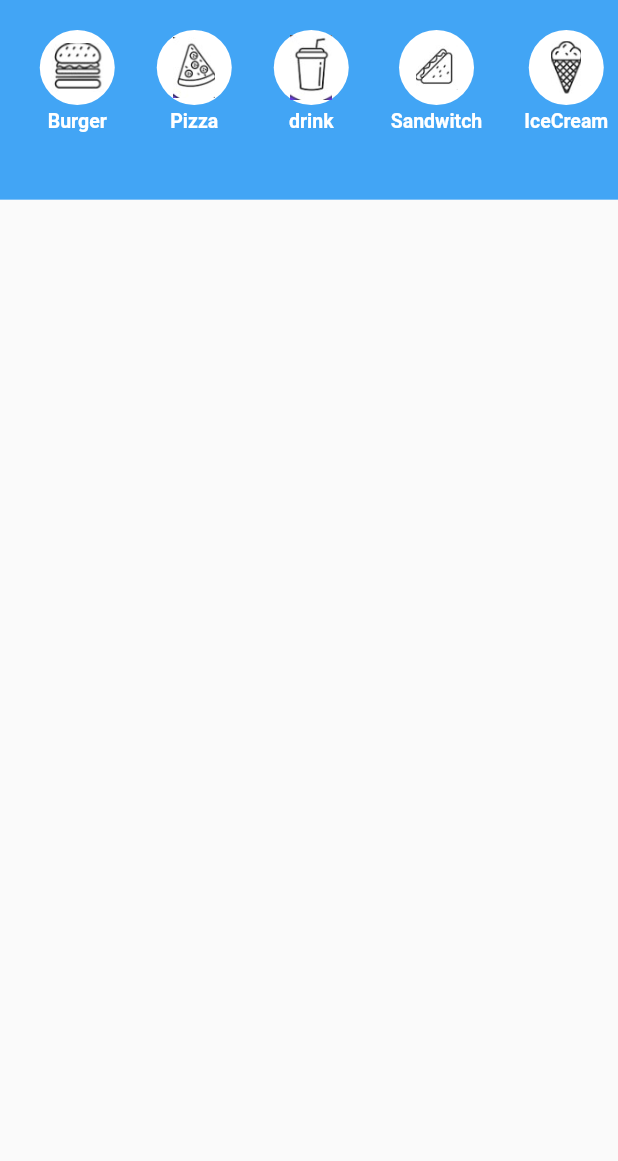
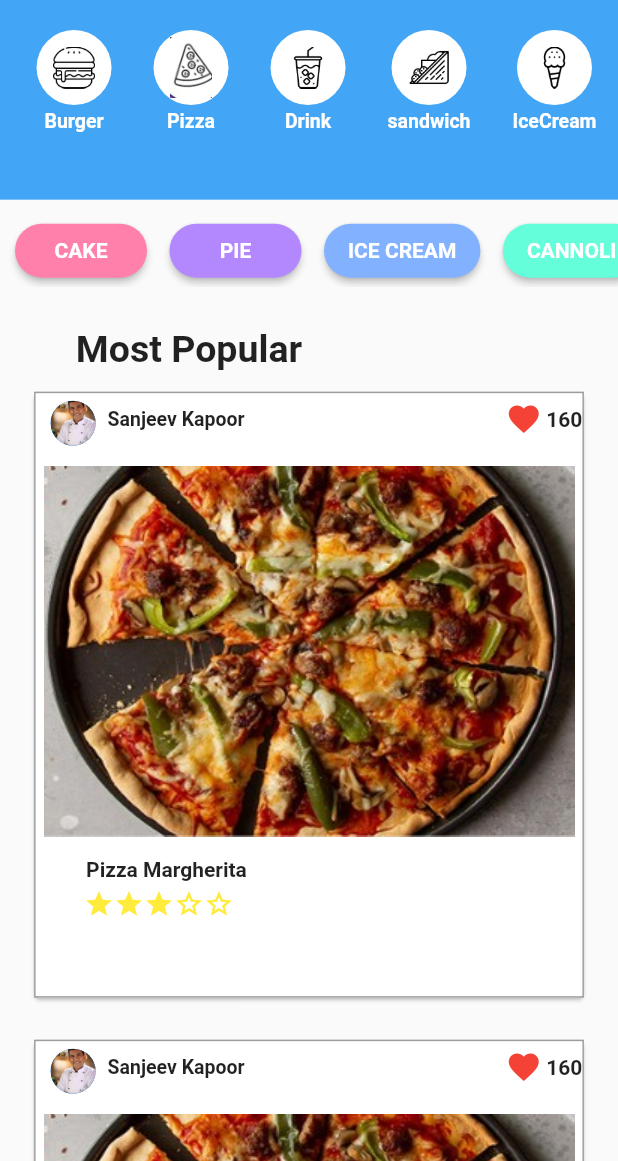
Before and after one commit to Saatvik14/foodapp, a Flutter app: the screen it shows after launch, after a tap on "Submit", on a phone screen of 412 x 824 dp, the part 75-1236 px from its top. Run offline on Flutter 3.47's test engine with Material 2 defaults, Android fonts, the phone set to English and light mode, and no system bars; drawn by our look-alikes of smooth_star_rating.

Commit message:
Added Cards

```diff
--- a/lib/homepage.dart
+++ b/lib/homepage.dart
@@ -1,8 +1,60 @@
 import 'package:flutter/material.dart';
+import 'package:smooth_star_rating/smooth_star_rating.dart';
 
 class App extends StatelessWidget {
-  String cir({String c}) {
-    return null;
+  cir({String c, String t}) {
+    return Column(
+      children: <Widget>[
+        CircleAvatar(
+          radius: 25,
+          backgroundColor: Colors.white,
+          child: Image(
+            image: AssetImage('images/$c.png'),
+            width: 28,
+          ),
+        ),
+        SizedBox(
+          height: 3,
+        ),
+        Text(
+          '$t',
+          style: TextStyle(
+            fontWeight: FontWeight.bold,
+            color: Colors.white,
+            fontSize: 13,
+          ),
+        ),
+      ],
+    );
+  }
+
+  b({String te, int co}) {
+    return RaisedButton(
+      shape: RoundedRectangleBorder(borderRadius: BorderRadius.circular(40)),
+      color: Color(co),
+      child: Text(
+        '$te',
+        style: TextStyle(
+          fontWeight: FontWeight.bold,
+        ),
+      ),
+      textColor: Colors.white,
+      onPressed: () {},
+    );
+  }
+
+  star({double u}) {
+    return SmoothStarRating(
+        allowHalfRating: false,
+        starCount: 5,
+        rating: u,
+        size: 20.0,
+        isReadOnly: false,
+        /*fullRatedIconData: Icons.blur_off,
+          halfRatedIconData: Icons.blur_on,*/
+        color: Colors.yellow,
+        borderColor: Colors.yellow,
+        spacing: 0.0);
   }
 
   @override
@@ -11,7 +63,8 @@ class App extends StatelessWidget {
       debugShowCheckedModeBanner: false,
       home: SafeArea(
         child: Scaffold(
-          body: Column(
+          body: SingleChildScrollView(
+            child: Column(
               children: <Widget>[
                 Container(
                   height: MediaQuery.of(context).size.height / 4.5,
@@ -34,146 +87,266 @@ class App extends StatelessWidget {
                         scrollDirection: Axis.horizontal,
                         child: Row(
                           children: <Widget>[
-                          Column(
-                            children: <Widget>[
                             Padding(
-                                padding: const EdgeInsets.only(left: 20),
-                                child: CircleAvatar(
-                                  radius: 25,
-                                  backgroundColor: Colors.white,
-                                  child: Image(
-                                    image: AssetImage('images/burger.jpg'),
-                                    width: 35,
+                              padding: const EdgeInsets.only(left: 10.0),
+                              child: Container(
+                                child: cir(c: 'hamburger', t: 'Burger'),
                               ),
-                                ),
-                              ),
-                              SizedBox(
-                                height: 3,
-                              ),
-                              Padding(
-                                padding: const EdgeInsets.only(left: 20),
-                                child: Text(
-                                  'Burger',
-                                  style: TextStyle(
-                                    fontWeight: FontWeight.bold,
-                                    color: Colors.white,
-                                    fontSize: 13,
-                                  ),
-                                ),
-                              ),
-                            ],
                             ),
                             SizedBox(
                               width: 28,
                             ),
-                          Column(
-                            children: <Widget>[
-                              CircleAvatar(
-                                radius: 25,
-                                backgroundColor: Colors.white,
-                                child: Image(
-                                  image: AssetImage('images/pizza.jpg'),
-                                  width: 28,
-                                ),
-                              ),
-                              SizedBox(
-                                height: 3,
-                              ),
-                              Text(
-                                'Pizza',
-                                style: TextStyle(
-                                  fontWeight: FontWeight.bold,
-                                  color: Colors.white,
-                                  fontSize: 13,
-                                ),
-                              ),
-                            ],
-                          ),
+                            cir(c: 'pizza', t: 'Pizza'),
                             SizedBox(
                               width: 28,
                             ),
-                          Column(
-                            children: <Widget>[
-                              CircleAvatar(
-                                radius: 25,
-                                backgroundColor: Colors.white,
-                                child: Image(
-                                  image: AssetImage('images/drink.jpg'),
-                                  width: 28,
-                                ),
-                              ),
-                              SizedBox(
-                                height: 3,
-                              ),
-                              Text(
-                                'drink',
-                                style: TextStyle(
-                                  fontWeight: FontWeight.bold,
-                                  color: Colors.white,
-                                  fontSize: 13,
-                                ),
-                              ),
-                            ],
-                          ),
+                            cir(c: 'soda', t: 'Drink'),
                             SizedBox(
                               width: 28,
                             ),
-                          Column(
-                            children: <Widget>[
-                              CircleAvatar(
-                                radius: 25,
-                                backgroundColor: Colors.white,
-                                child: Image(
-                                  image: AssetImage('images/sandwitch.jpg'),
-                                  width: 28,
-                                ),
-                              ),
-                              SizedBox(
-                                height: 3,
-                              ),
-                              Text(
-                                'Sandwitch',
-                                style: TextStyle(
-                                  fontWeight: FontWeight.bold,
-                                  color: Colors.white,
-                                  fontSize: 13,
-                                ),
-                              ),
-                            ],
-                          ),
+                            cir(c: 'sandwich', t: 'sandwich'),
                             SizedBox(
                               width: 28,
                             ),
-                          Column(
-                            children: <Widget>[
-                              CircleAvatar(
-                                radius: 25,
-                                backgroundColor: Colors.white,
-                                child: Image(
-                                  image: AssetImage('images/icecream.jpg'),
-                                  width: 20,
-                                ),
-                              ),
-                              SizedBox(
-                                height: 3,
-                              ),
-                              Text(
-                                'IceCream',
-                                style: TextStyle(
-                                  fontWeight: FontWeight.bold,
-                                  color: Colors.white,
-                                  fontSize: 13,
-                                ),
-                              ),
-                            ],
-                          ),
+                            cir(c: 'ice-cream', t: 'IceCream')
                           ],
                         ),
                       ),
                     ],
                   ),
                 ),
+                SizedBox(
+                  height: 10,
+                ),
+                SingleChildScrollView(
+                  scrollDirection: Axis.horizontal,
+                  child: Row(
+                    children: <Widget>[
+                      Padding(
+                        padding: const EdgeInsets.only(left: 10.0),
+                        child: Container(
+                          child: b(te: 'CAKE', co: 0xFFFF80AB),
+                        ),
+                      ),
+                      SizedBox(
+                        width: 15,
+                      ),
+                      b(te: 'PIE', co: 0xFFB388FF),
+                      SizedBox(
+                        width: 15,
+                      ),
+                      b(te: 'ICE CREAM', co: 0xFF82B1FF),
+                      SizedBox(
+                        width: 15,
+                      ),
+                      b(te: 'CANNOLI', co: 0xFF64FFDA)
                     ],
+                  ),
+                ),
+                SizedBox(
+                  height: 27,
+                ),
+                Padding(
+                  padding: const EdgeInsets.only(right: 160),
+                  child: Text(
+                    'Most Popular',
+                    style: TextStyle(fontWeight: FontWeight.bold, fontSize: 25),
+                  ),
+                ),
+                SizedBox(
+                  height: 10,
+                ),
+                Container(
+                  width: MediaQuery.of(context).size.width / 1.1,
+                  height: MediaQuery.of(context).size.height / 2,
+                  child: Card(
+                    child: Container(
+                      decoration: BoxDecoration(
+                        border: Border.all(
+                          color: Colors.grey,
+                        ),
+                      ),
+                      child: Column(
+                        children: <Widget>[
+                          Row(
+                            mainAxisAlignment: MainAxisAlignment.spaceBetween,
+                            children: <Widget>[
+                              Row(
+                                children: <Widget>[
+                                  Container(
+                                    margin: const EdgeInsets.only(
+                                        left: 10.0, top: 5),
+                                    child: CircleAvatar(
+                                      radius: 15,
+                                      backgroundImage:
+                                          AssetImage('images/chef.jpg'),
+                                    ),
+                                  ),
+                                  SizedBox(
+                                    width: 8,
+                                  ),
+                                  Text(
+                                    'Sanjeev Kapoor',
+                                    style: TextStyle(
+                                      fontWeight: FontWeight.bold,
+                                      fontSize: 13,
+                                    ),
+                                  ),
+                                ],
+                              ),
+                              Row(
+                                children: <Widget>[
+                                  Container(
+                                    child: Icon(
+                                      Icons.favorite,
+                                      color: Colors.red,
+                                    ),
+                                  ),
+                                  SizedBox(
+                                    width: 3,
+                                  ),
+                                  Text(
+                                    '160',
+                                    style:
+                                        TextStyle(fontWeight: FontWeight.bold),
+                                  ),
+                                ],
+                              ),
+                            ],
+                          ),
+                          SizedBox(
+                            height: 10,
+                          ),
+                          Container(
+                            width: MediaQuery.of(context).size.width,
+                            child: Image(
+                              image: AssetImage('images/cardpizza.jpg'),
+                            ),
+                          ),
+                          SizedBox(
+                            height: 10,
+                          ),
+                          Container(
+                            margin: EdgeInsets.only(
+                              right: 190,
+                            ),
+                            child: Text(
+                              'Pizza Margherita',
+                              style: TextStyle(fontWeight: FontWeight.bold),
+                            ),
+                          ),
+                          SizedBox(
+                            height: 5,
+                          ),
+                          Container(
+                            margin: EdgeInsets.only(
+                              right: 200,
+                            ),
+                            child: star(u: 3),
+                          ),
+                        ],
+                      ),
+                    ),
+                  ),
+                ),
+                SizedBox(
+                  height: 20,
+                ),
+                Container(
+                  width: MediaQuery.of(context).size.width / 1.1,
+                  height: MediaQuery.of(context).size.height / 2,
+                  child: Card(
+                    child: Container(
+                      decoration: BoxDecoration(
+                        border: Border.all(
+                          color: Colors.grey,
+                        ),
+                      ),
+                      child: Column(
+                        children: <Widget>[
+                          Row(
+                            mainAxisAlignment: MainAxisAlignment.spaceBetween,
+                            children: <Widget>[
+                              Row(
+                                children: <Widget>[
+                                  Container(
+                                    margin: const EdgeInsets.only(
+                                        left: 10.0, top: 5),
+                                    child: CircleAvatar(
+                                      radius: 15,
+                                      backgroundImage:
+                                          AssetImage('images/chef.jpg'),
+                                    ),
+                                  ),
+                                  SizedBox(
+                                    width: 8,
+                                  ),
+                                  Text(
+                                    'Sanjeev Kapoor',
+                                    style: TextStyle(
+                                      fontWeight: FontWeight.bold,
+                                      fontSize: 13,
+                                    ),
+                                  ),
+                                ],
+                              ),
+                              Row(
+                                children: <Widget>[
+                                  Container(
+                                    child: Icon(
+                                      Icons.favorite,
+                                      color: Colors.red,
+                                    ),
+                                  ),
+                                  SizedBox(
+                                    width: 3,
+                                  ),
+                                  Text(
+                                    '160',
+                                    style:
+                                        TextStyle(fontWeight: FontWeight.bold),
+                                  ),
+                                ],
+                              ),
+                            ],
+                          ),
+                          SizedBox(
+                            height: 10,
+                          ),
+                          Container(
+                            width: MediaQuery.of(context).size.width,
+                            child: Image(
+                              image: AssetImage('images/cardpizza.jpg'),
+                            ),
+                          ),
+                          SizedBox(
+                            height: 10,
+                          ),
+                          Container(
+                            margin: EdgeInsets.only(
+                              right: 190,
+                            ),
+                            child: Text(
+                              'Pizza Margherita',
+                              style: TextStyle(fontWeight: FontWeight.bold),
+                            ),
+                          ),
+                          SizedBox(
+                            height: 5,
+                          ),
+                          Container(
+                            margin: EdgeInsets.only(
+                              right: 200,
+                            ),
+                            child: star(u: 3),
+                          ),
+                        ],
+                      ),
+                    ),
+                  ),
+                ),
+              ],
+            ),
           ),
         ),
       ),
```
Also changed, not shown: pubspec.yaml (+9 -7 lines), images/bread.png (added), images/cardpizza.jpg (added), images/chef.jpg (added), images/hamburger.png (added), images/ice-cream.png (added), images/pizza.jpg (deleted), images/pizza.png (added), images/sandwich.png (added), images/soda.png (added), pubspec.lock. Lines whose indentation alone changed are shown as unchanged.
